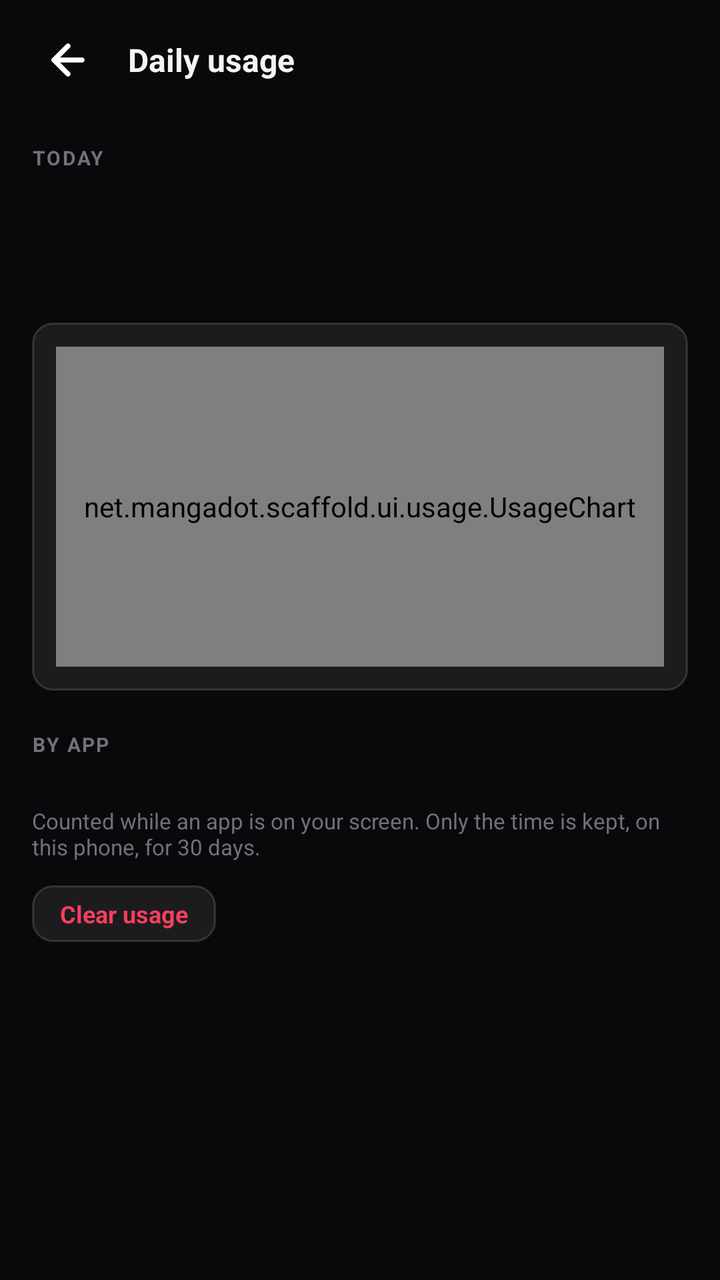
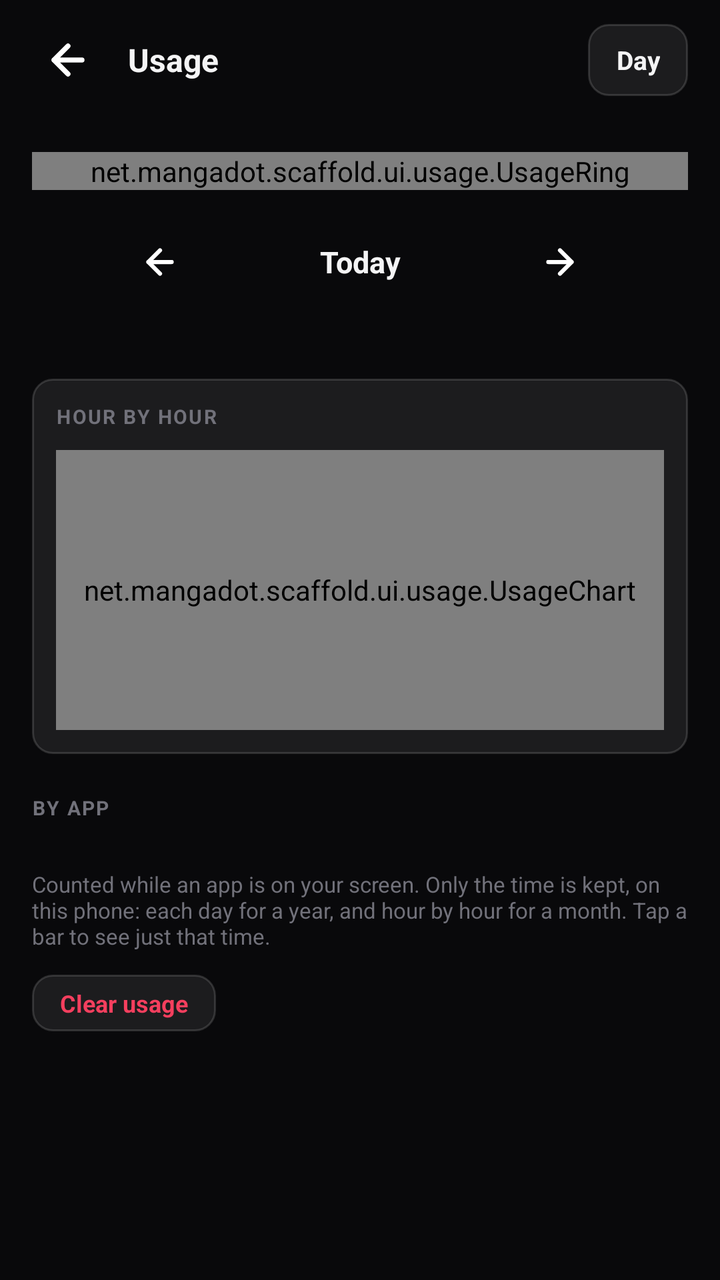

Two renders of the same Android screen: before a commit and after it. Below are the layout's source before the change and the commit's diff.
<!-- AndroidManifest.xml: application theme Theme.Scaffold -->
<!-- res/layout/activity_usage.xml -->
<?xml version="1.0" encoding="utf-8"?>
<LinearLayout xmlns:android="http://schemas.android.com/apk/res/android"
    android:id="@+id/usage_root_layout"
    android:layout_width="match_parent"
    android:layout_height="match_parent"
    android:orientation="vertical"
    android:background="@color/bg_primary">

    <LinearLayout
        android:id="@+id/usage_header_layout"
        android:layout_width="match_parent"
        android:layout_height="wrap_content"
        android:orientation="horizontal"
        android:gravity="center_vertical"
        android:paddingHorizontal="16dp"
        android:paddingVertical="12dp"
        android:background="#15121215">

        <ImageButton
            android:id="@+id/usage_btn_back"
            android:layout_width="36dp"
            android:layout_height="36dp"
            android:background="?attr/selectableItemBackgroundBorderless"
            android:src="@drawable/ic_arrow_back"
            android:contentDescription="Back" />

        <TextView
            android:layout_width="0dp"
            android:layout_height="wrap_content"
            android:layout_weight="1"
            android:layout_marginStart="12dp"
            android:text="Daily usage"
            android:textColor="@color/text_primary"
            android:textSize="16sp"
            android:textStyle="bold" />
    </LinearLayout>

    <ScrollView
        android:id="@+id/usage_scroll"
        android:layout_width="match_parent"
        android:layout_height="match_parent"
        android:paddingHorizontal="16dp">

        <LinearLayout
            android:layout_width="match_parent"
            android:layout_height="wrap_content"
            android:orientation="vertical"
            android:paddingBottom="24dp">

            <TextView
                android:id="@+id/usage_tv_day"
                android:layout_width="wrap_content"
                android:layout_height="wrap_content"
                android:layout_marginTop="12dp"
                android:text="TODAY"
                android:textColor="@color/text_muted"
                android:textSize="10sp"
                android:textStyle="bold"
                android:letterSpacing="0.08" />

            <TextView
                android:id="@+id/usage_tv_total"
                android:layout_width="wrap_content"
                android:layout_height="wrap_content"
                android:layout_marginTop="4dp"
                android:textColor="@color/text_primary"
                android:textSize="28sp"
                android:textStyle="bold" />

            <TextView
                android:id="@+id/usage_tv_average"
                android:layout_width="wrap_content"
                android:layout_height="wrap_content"
                android:layout_marginTop="2dp"
                android:textColor="@color/text_muted"
                android:textSize="12sp" />

            <LinearLayout
                android:layout_width="match_parent"
                android:layout_height="wrap_content"
                android:layout_marginTop="16dp"
                android:orientation="vertical"
                android:background="@drawable/bg_card"
                android:padding="12dp">

                <net.mangadot.scaffold.ui.usage.UsageChart
                    android:id="@+id/usage_chart"
                    android:layout_width="match_parent"
                    android:layout_height="160dp" />
            </LinearLayout>

            <TextView
                android:layout_width="wrap_content"
                android:layout_height="wrap_content"
                android:layout_marginTop="20dp"
                android:text="BY APP"
                android:textColor="@color/text_muted"
                android:textSize="10sp"
                android:textStyle="bold"
                android:letterSpacing="0.08" />

            <LinearLayout
                android:id="@+id/usage_list"
                android:layout_width="match_parent"
                android:layout_height="wrap_content"
                android:layout_marginTop="8dp"
                android:orientation="vertical" />

            <TextView
                android:id="@+id/usage_tv_empty"
                android:layout_width="match_parent"
                android:layout_height="wrap_content"
                android:layout_marginTop="8dp"
                android:padding="16dp"
                android:background="@drawable/bg_card"
                android:gravity="center"
                android:text="Nothing for this day. Time spent in your apps and the browser shows up here."
                android:textColor="@color/text_muted"
                android:textSize="12sp"
                android:visibility="gone" />

            <TextView
                android:layout_width="match_parent"
                android:layout_height="wrap_content"
                android:layout_marginTop="16dp"
                android:text="Counted while an app is on your screen. Only the time is kept, on this phone, for 30 days."
                android:textColor="@color/text_muted"
                android:textSize="11sp" />

            <TextView
                android:id="@+id/usage_btn_clear"
                android:layout_width="wrap_content"
                android:layout_height="wrap_content"
                android:layout_marginTop="12dp"
                android:paddingHorizontal="14dp"
                android:paddingVertical="6dp"
                android:text="Clear usage"
                android:textColor="@color/accent_rose"
                android:textSize="12sp"
                android:textStyle="bold"
                android:background="@drawable/bg_card"
                android:clickable="true"
                android:focusable="true" />
        </LinearLayout>
    </ScrollView>
</LinearLayout>
<!-- resources referenced by this layout -->
<resources>
  <color name="accent_rose">#F43F5E</color>
  <color name="bg_primary">#09090B</color>
  <color name="text_muted">#71717A</color>
  <color name="text_primary">#F4F4F5</color>
  <!-- drawable bg_card (drawable) -->
  <?xml version="1.0" encoding="utf-8"?>
  <shape xmlns:android="http://schemas.android.com/apk/res/android"
      android:shape="rectangle">
      <solid android:color="#14FFFFFF" />
      <stroke
          android:width="1dp"
          android:color="#24FFFFFF" />
      <corners android:radius="10dp" />
  </shape>
  <!-- drawable ic_arrow_back (drawable) -->
  <vector xmlns:android="http://schemas.android.com/apk/res/android"
      android:width="24dp"
      android:height="24dp"
      android:viewportWidth="24"
      android:viewportHeight="24">
      <path
          android:strokeColor="#FFFFFF"
          android:strokeWidth="2.5"
          android:strokeLineCap="round"
          android:strokeLineJoin="round"
          android:pathData="M19,12 L5,12 M12,19 L5,12 L12,5" />
  </vector>
  <style name="Theme.Scaffold" parent="Theme.Material3.Dark.NoActionBar">
          
          <item name="android:windowBackground">@color/bg_primary</item>
          <item name="android:statusBarColor">@color/bg_primary</item>
          <item name="android:navigationBarColor">@color/bg_primary</item>
          <item name="android:windowLightStatusBar">false</item>
          <item name="android:windowLightNavigationBar">false</item>
  
          
          <item name="colorPrimary">@color/accent_emerald</item>
          <item name="colorOnPrimary">@color/text_on_accent</item>
          <item name="colorSurface">@color/bg_surface</item>
          <item name="colorOnSurface">@color/text_primary</item>
          <item name="colorOutline">@color/border_primary</item>
          <item name="alertDialogTheme">@style/ThemeOverlay.Scaffold.AlertDialog</item>
      </style>
  <color name="accent_emerald">#10B981</color>
  <color name="text_on_accent">#000000</color>
  <color name="bg_surface">#121215</color>
  <color name="border_primary">#27272A</color>
  <style name="ThemeOverlay.Scaffold.AlertDialog" parent="ThemeOverlay.AppCompat.Dialog.Alert">
          <item name="android:windowBackground">@drawable/bg_dialog_glass</item>
          <item name="colorAccent">@color/accent_emerald</item>
          <item name="colorPrimary">@color/accent_emerald</item>
          <item name="android:textColorPrimary">@color/text_primary</item>
          <item name="android:textColorSecondary">@color/text_secondary</item>
          <item name="android:backgroundDimAmount">0.5</item>
      </style>
  <!-- drawable bg_dialog_glass (drawable) -->
  <?xml version="1.0" encoding="utf-8"?>
  <inset xmlns:android="http://schemas.android.com/apk/res/android"
      android:insetLeft="20dp"
      android:insetRight="20dp"
      android:insetTop="24dp"
      android:insetBottom="24dp">
      <shape android:shape="rectangle">
          <gradient
              android:angle="315"
              android:startColor="#F2211A36"
              android:endColor="#F212101C" />
          <corners android:radius="20dp" />
          <stroke
              android:width="1dp"
              android:color="#33FFFFFF" />
      </shape>
  </inset>
  <color name="text_secondary">#A1A1AA</color>
</resources>

<!-- the commit's change to res/layout/activity_usage.xml (unified diff, before → after) -->
@@ -29,9 +29,23 @@
             android:layout_height="wrap_content"
             android:layout_weight="1"
             android:layout_marginStart="12dp"
-            android:text="Daily usage"
+            android:text="Usage"
             android:textColor="@color/text_primary"
             android:textSize="16sp"
+            android:textStyle="bold" />
+
+        <TextView
+            android:id="@+id/usage_range"
+            android:layout_width="wrap_content"
+            android:layout_height="36dp"
+            android:gravity="center"
+            android:paddingHorizontal="14dp"
+            android:background="@drawable/bg_card"
+            android:clickable="true"
+            android:focusable="true"
+            android:text="Day"
+            android:textColor="@color/text_primary"
+            android:textSize="13sp"
             android:textStyle="bold" />
     </LinearLayout>
 
@@ -47,46 +61,83 @@
             android:orientation="vertical"
             android:paddingBottom="24dp">
 
-            <TextView
-                android:id="@+id/usage_tv_day"
-                android:layout_width="wrap_content"
+            
+            <net.mangadot.scaffold.ui.usage.UsageRing
+                android:id="@+id/usage_ring"
+                android:layout_width="match_parent"
                 android:layout_height="wrap_content"
-                android:layout_marginTop="12dp"
-                android:text="TODAY"
-                android:textColor="@color/text_muted"
-                android:textSize="10sp"
-                android:textStyle="bold"
-                android:letterSpacing="0.08" />
+                android:layout_marginTop="16dp" />
 
-            <TextView
-                android:id="@+id/usage_tv_total"
-                android:layout_width="wrap_content"
+            <LinearLayout
+                android:layout_width="match_parent"
                 android:layout_height="wrap_content"
-                android:layout_marginTop="4dp"
-                android:textColor="@color/text_primary"
-                android:textSize="28sp"
-                android:textStyle="bold" />
+                android:layout_marginTop="16dp"
+                android:gravity="center"
+                android:orientation="horizontal">
+
+                <ImageButton
+                    android:id="@+id/usage_day_back"
+                    android:layout_width="40dp"
+                    android:layout_height="40dp"
+                    android:background="?attr/selectableItemBackgroundBorderless"
+                    android:src="@drawable/ic_arrow_back"
+                    android:scaleType="centerInside"
+                    android:padding="10dp"
+                    android:contentDescription="Day before" />
+
+                <TextView
+                    android:id="@+id/usage_tv_day"
+                    android:layout_width="160dp"
+                    android:layout_height="wrap_content"
+                    android:gravity="center"
+                    android:text="Today"
+                    android:textColor="@color/text_primary"
+                    android:textSize="15sp"
+                    android:textStyle="bold" />
+
+                <ImageButton
+                    android:id="@+id/usage_day_forward"
+                    android:layout_width="40dp"
+                    android:layout_height="40dp"
+                    android:background="?attr/selectableItemBackgroundBorderless"
+                    android:src="@drawable/ic_arrow_forward"
+                    android:scaleType="centerInside"
+                    android:padding="10dp"
+                    android:contentDescription="Day after" />
+            </LinearLayout>
 
             <TextView
                 android:id="@+id/usage_tv_average"
-                android:layout_width="wrap_content"
+                android:layout_width="match_parent"
                 android:layout_height="wrap_content"
                 android:layout_marginTop="2dp"
+                android:gravity="center"
                 android:textColor="@color/text_muted"
                 android:textSize="12sp" />
 
             <LinearLayout
                 android:layout_width="match_parent"
                 android:layout_height="wrap_content"
-                android:layout_marginTop="16dp"
+                android:layout_marginTop="20dp"
                 android:orientation="vertical"
                 android:background="@drawable/bg_card"
                 android:padding="12dp">
 
+                <TextView
+                    android:id="@+id/usage_chart_title"
+                    android:layout_width="wrap_content"
+                    android:layout_height="wrap_content"
+                    android:layout_marginBottom="10dp"
+                    android:text="HOUR BY HOUR"
+                    android:textColor="@color/text_muted"
+                    android:textSize="10sp"
+                    android:textStyle="bold"
+                    android:letterSpacing="0.08" />
+
                 <net.mangadot.scaffold.ui.usage.UsageChart
                     android:id="@+id/usage_chart"
                     android:layout_width="match_parent"
-                    android:layout_height="160dp" />
+                    android:layout_height="140dp" />
             </LinearLayout>
 
             <TextView
@@ -104,6 +155,7 @@
                 android:layout_width="match_parent"
                 android:layout_height="wrap_content"
                 android:layout_marginTop="8dp"
+                android:background="@drawable/bg_card"
                 android:orientation="vertical" />
 
             <TextView
@@ -114,7 +166,7 @@
                 android:padding="16dp"
                 android:background="@drawable/bg_card"
                 android:gravity="center"
-                android:text="Nothing for this day. Time spent in your apps and the browser shows up here."
+                android:text="Nothing here yet. Time spent in your apps and the browser shows up here."
                 android:textColor="@color/text_muted"
                 android:textSize="12sp"
                 android:visibility="gone" />
@@ -123,7 +175,7 @@
                 android:layout_width="match_parent"
                 android:layout_height="wrap_content"
                 android:layout_marginTop="16dp"
-                android:text="Counted while an app is on your screen. Only the time is kept, on this phone, for 30 days."
+                android:text="Counted while an app is on your screen. Only the time is kept, on this phone: each day for a year, and hour by hour for a month. Tap a bar to see just that time."
                 android:textColor="@color/text_muted"
                 android:textSize="11sp" />
 
<!-- resource entries referenced after the edit -->
@@ -26,6 +26,19 @@
           android:strokeLineCap="round"
           android:strokeLineJoin="round"
           android:pathData="M19,12 L5,12 M12,19 L5,12 L12,5" />
+  </vector>
+  <!-- drawable ic_arrow_forward (drawable) -->
+  <vector xmlns:android="http://schemas.android.com/apk/res/android"
+      android:width="24dp"
+      android:height="24dp"
+      android:viewportWidth="24"
+      android:viewportHeight="24">
+      <path
+          android:strokeColor="#FFFFFF"
+          android:strokeWidth="2.5"
+          android:strokeLineCap="round"
+          android:strokeLineJoin="round"
+          android:pathData="M5,12 L19,12 M12,5 L19,12 L12,19" />
   </vector>
   <style name="Theme.Scaffold" parent="Theme.Material3.Dark.NoActionBar">
           
